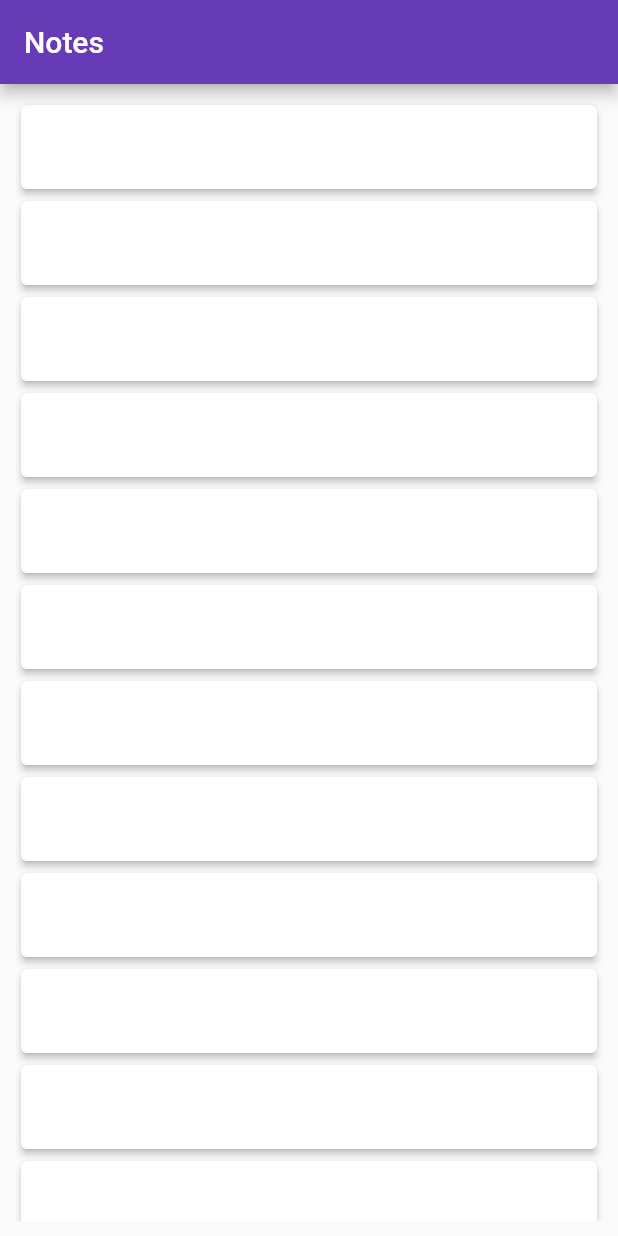
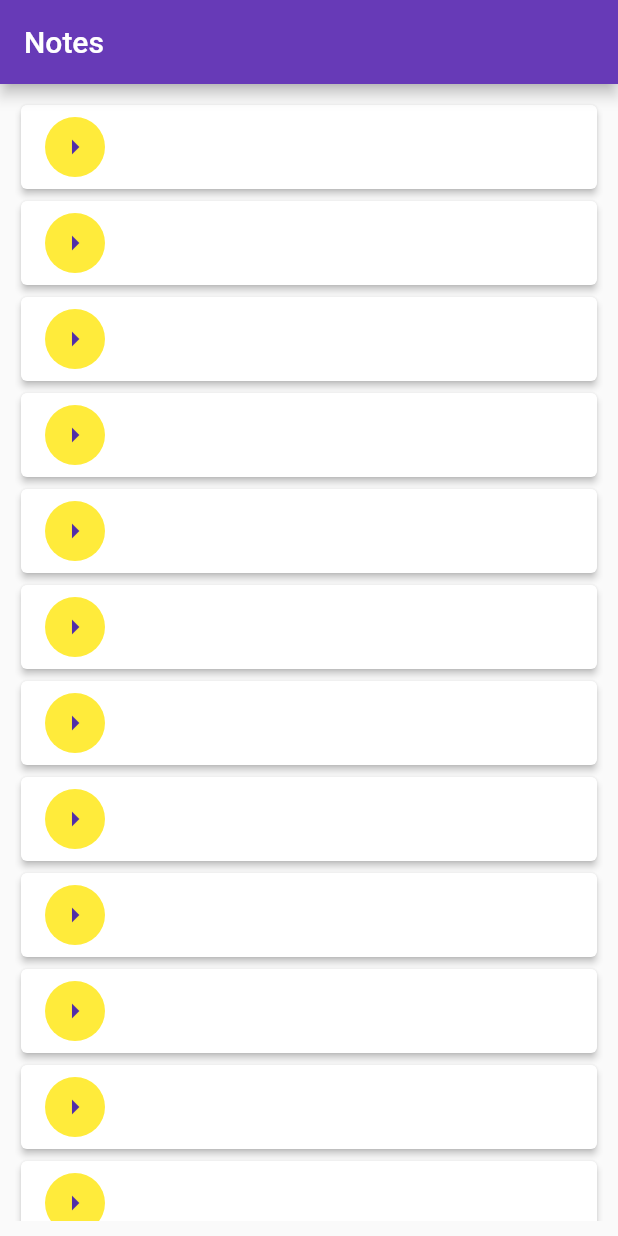
Before and after one commit to erikrios/note-keeper-app, a Flutter app: the screen it shows after launch, on a phone screen of 412 x 824 dp. Run offline on Flutter 3.47's test engine with Material 2 defaults, Android fonts, the phone set to English and light mode, and no system bars.

Commit message:
Add ListTile widget

```diff
--- a/lib/screens/note_list.dart
+++ b/lib/screens/note_list.dart
@@ -23,7 +23,14 @@ class _NoteListState extends State<NoteList> {
         child: ListView.builder(
           itemBuilder: (BuildContext context, int index) {
             return Card(
-              child: ListTile(),
+              child: ListTile(
+                leading: CircleAvatar(
+                  backgroundColor: Colors.yellow,
+                  child: Icon(
+                    Icons.arrow_right,
+                  ),
+                ),
+              ),
               color: Colors.white,
               elevation: 2.0,
             );
```
